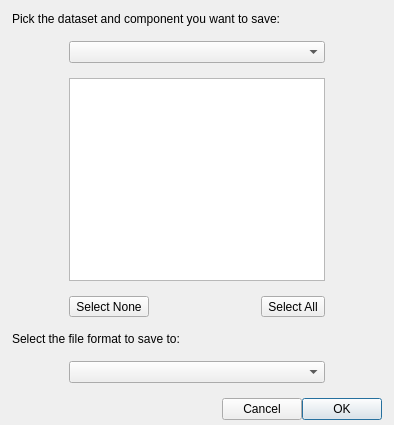
Before: the Qt Designer form glue/app/qt/save_data.ui in glue-viz/glue, drawn with Qt 5.
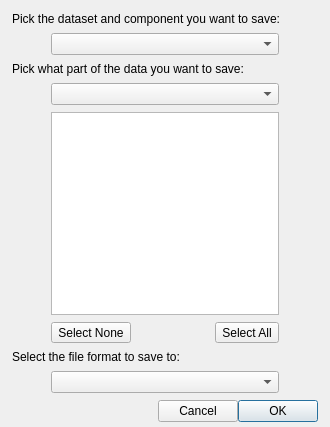
After: the same form once the commit is applied.

Commit message: Added the ability to specify whether to save all data or just a subset in the 'Save Data' dialog

```diff
--- a/glue/app/qt/save_data.ui
+++ b/glue/app/qt/save_data.ui
@@ -6,8 +6,8 @@
    <rect>
     <x>0</x>
     <y>0</y>
-    <width>394</width>
-    <height>425</height>
+    <width>330</width>
+    <height>427</height>
    </rect>
   </property>
   <property name="sizePolicy">
@@ -33,52 +33,16 @@
     <number>5</number>
    </property>
    <property name="verticalSpacing">
-    <number>15</number>
+    <number>7</number>
    </property>
-   <item row="4" column="3">
-    <widget class="QToolButton" name="button_select_all">
+   <item row="2" column="0" colspan="5">
+    <widget class="QLabel" name="label_3">
      <property name="text">
-      <string>Select All</string>
+      <string>Pick what part of the data you want to save:</string>
      </property>
     </widget>
    </item>
-   <item row="3" column="1" colspan="3">
-    <widget class="QListWidget" name="list_component">
-     <property name="alternatingRowColors">
-      <bool>false</bool>
-     </property>
-    </widget>
-   </item>
-   <item row="4" column="2">
-    <spacer name="horizontalSpacer_4">
-     <property name="orientation">
-      <enum>Qt::Horizontal</enum>
-     </property>
-     <property name="sizeHint" stdset="0">
-      <size>
-       <width>40</width>
-       <height>20</height>
-      </size>
-     </property>
-    </spacer>
-   </item>
-   <item row="1" column="1" colspan="3">
-    <widget class="QComboBox" name="combosel_data"/>
-   </item>
-   <item row="1" column="0">
-    <spacer name="horizontalSpacer_2">
-     <property name="orientation">
-      <enum>Qt::Horizontal</enum>
-     </property>
-     <property name="sizeHint" stdset="0">
-      <size>
-       <width>40</width>
-       <height>20</height>
-      </size>
-     </property>
-    </spacer>
-   </item>
-   <item row="8" column="0" colspan="5">
+   <item row="10" column="0" colspan="5">
     <layout class="QHBoxLayout" name="horizontalLayout">
      <item>
       <spacer name="horizontalSpacer">
@@ -112,7 +76,7 @@
      </item>
     </layout>
    </item>
-   <item row="4" column="1">
+   <item row="6" column="1">
     <widget class="QToolButton" name="button_select_none">
      <property name="text">
       <string>Select None</string>
@@ -139,15 +103,61 @@
      </property>
     </widget>
    </item>
-   <item row="5" column="0" colspan="5">
+   <item row="1" column="1" colspan="3">
+    <widget class="QComboBox" name="combosel_data"/>
+   </item>
+   <item row="8" column="1" colspan="3">
+    <widget class="QComboBox" name="combosel_exporter"/>
+   </item>
+   <item row="1" column="0">
+    <spacer name="horizontalSpacer_2">
+     <property name="orientation">
+      <enum>Qt::Horizontal</enum>
+     </property>
+     <property name="sizeHint" stdset="0">
+      <size>
+       <width>40</width>
+       <height>20</height>
+      </size>
+     </property>
+    </spacer>
+   </item>
+   <item row="7" column="0" colspan="5">
     <widget class="QLabel" name="label_2">
      <property name="text">
       <string>Select the file format to save to:</string>
      </property>
     </widget>
    </item>
-   <item row="6" column="1" colspan="3">
-    <widget class="QComboBox" name="combosel_exporter"/>
+   <item row="6" column="3">
+    <widget class="QToolButton" name="button_select_all">
+     <property name="text">
+      <string>Select All</string>
+     </property>
+    </widget>
+   </item>
+   <item row="6" column="2">
+    <spacer name="horizontalSpacer_4">
+     <property name="orientation">
+      <enum>Qt::Horizontal</enum>
+     </property>
+     <property name="sizeHint" stdset="0">
+      <size>
+       <width>40</width>
+       <height>20</height>
+      </size>
+     </property>
+    </spacer>
+   </item>
+   <item row="5" column="1" colspan="3">
+    <widget class="QListWidget" name="list_component">
+     <property name="alternatingRowColors">
+      <bool>false</bool>
+     </property>
+    </widget>
+   </item>
+   <item row="3" column="1" colspan="3">
+    <widget class="QComboBox" name="combosel_subset"/>
    </item>
   </layout>
  </widget>
```
The commit also changes 1 other file.
